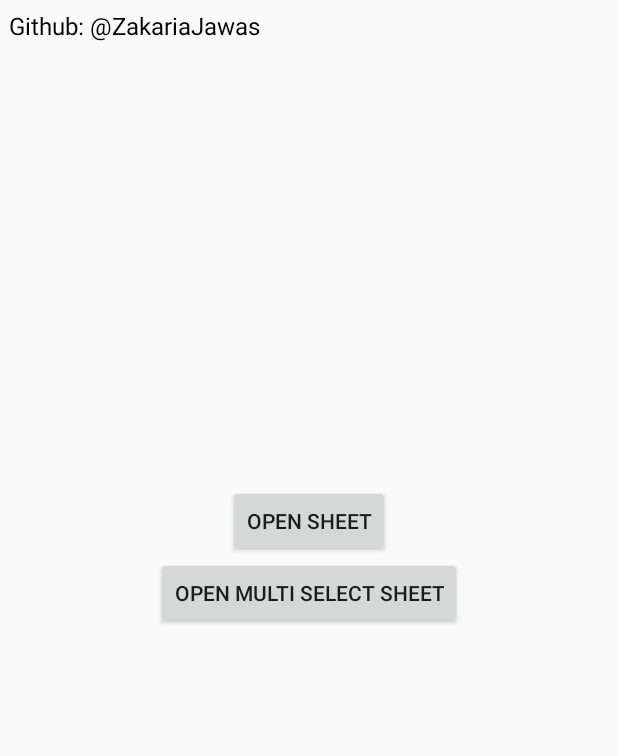
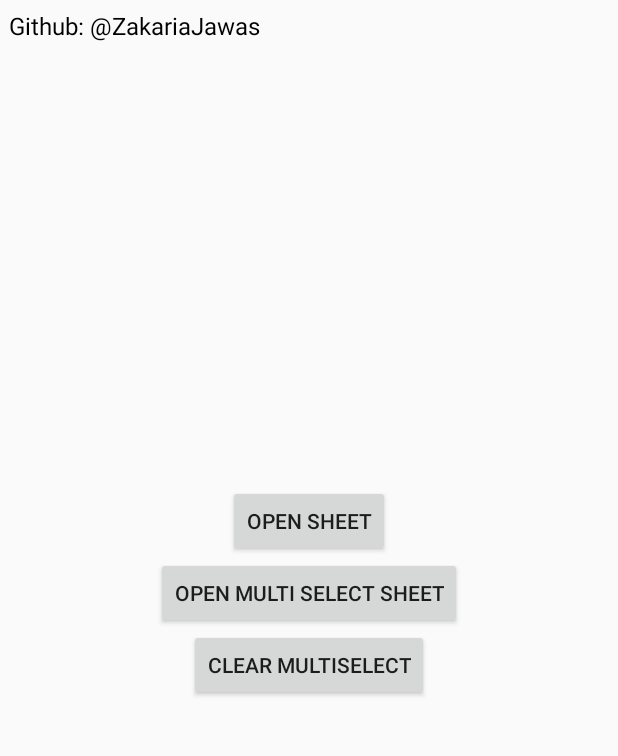
Before and after one commit to ZakariaJawas/ListBottomSheet, an Android app: the screen it shows after launch (MainActivity), on a phone screen of 412 x 824 dp, the part 139-895 px from its top. Run offline under Robolectric (Android 15) with nearby library versions, the phone set to English and light mode, and no system bars.

Commit message:
fix: adding clear selected items to multi select sheet

```diff
--- a/app/src/main/java/com/zak/listbottomsheetproject/MainActivity.kt
+++ b/app/src/main/java/com/zak/listbottomsheetproject/MainActivity.kt
@@ -84,6 +84,11 @@ class MainActivity : AppCompatActivity() {
             multiListSheet.show()
         }
 
+        btnClearMultiSheet.setOnClickListener {
+
+            multiListSheet.clearSelectedItems()
+        }
+
     }
 }
 
--- a/app/src/main/res/layout/activity_main.xml
+++ b/app/src/main/res/layout/activity_main.xml
@@ -45,4 +45,13 @@
         app:layout_constraintStart_toStartOf="parent"
         app:layout_constraintTop_toBottomOf="@+id/btnOpenSheet" />
 
+    <Button
+        android:id="@+id/btnClearMultiSheet"
+        android:layout_width="wrap_content"
+        android:layout_height="wrap_content"
+        android:text="Clear Multiselect"
+        app:layout_constraintEnd_toEndOf="parent"
+        app:layout_constraintStart_toStartOf="parent"
+        app:layout_constraintTop_toBottomOf="@+id/btnOpenMultiSheet" />
+
 </androidx.constraintlayout.widget.ConstraintLayout>
--- a/listbottomsheet/build.gradle
+++ b/listbottomsheet/build.gradle
@@ -11,8 +11,8 @@ android {
     defaultConfig {
         minSdkVersion 16
         targetSdkVersion 31
-        versionCode 11
-        versionName "1.3.7"
+        versionCode 12
+        versionName "1.3.8"
         testInstrumentationRunner "androidx.test.runner.AndroidJUnitRunner"
         consumerProguardFiles 'consumer-rules.pro'
     }
```
Also changed, not shown: listbottomsheet/src/main/java/com/zak/listbottomsheet/MultiListBottomSheet.kt (+9 -6 lines), listbottomsheet/src/main/java/com/zak/listbottomsheet/adapter/MultiListAdapter.kt (+0 -10 lines).
